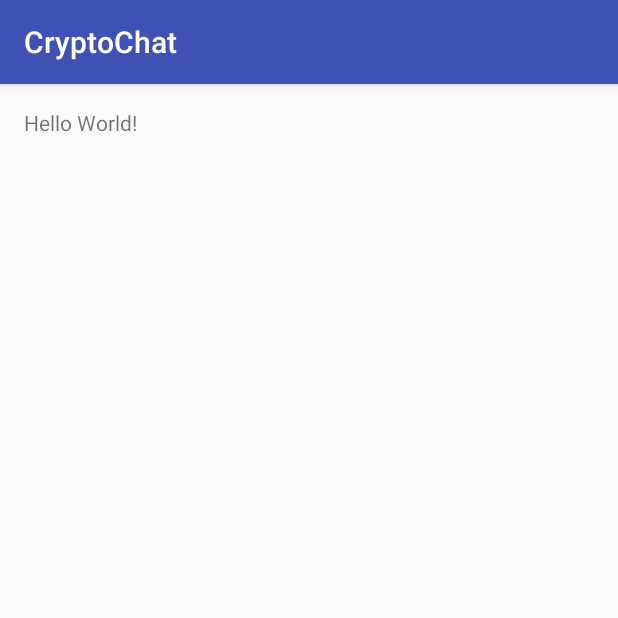
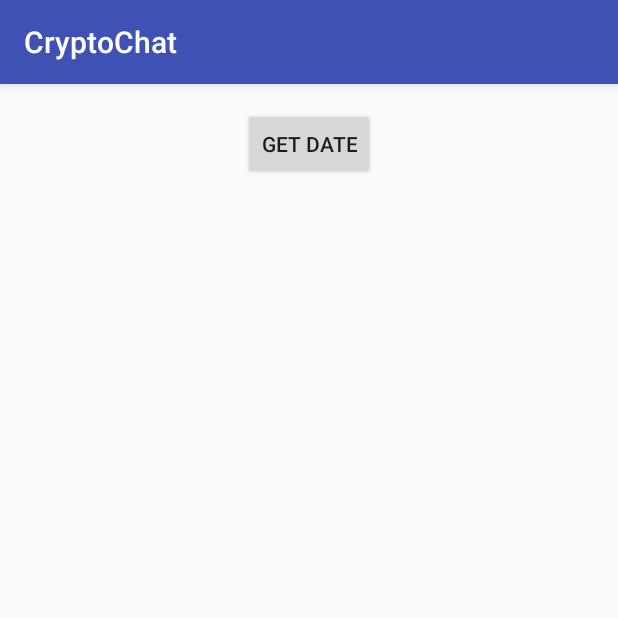
Before and after one commit to LeonArcher/cryptochat, an Android app: the screen it shows after launch (MainActivity), on a phone screen of 412 x 824 dp, the top half of it. Run offline under Robolectric (Android 15) with nearby library versions, the phone set to English and light mode, and no system bars.

Commit message:
Date provider service implemented. Service is started on boot /  with activity launch and saves current date in formatted string every 30s. Through binding to the service the activity can receive this date string on button click and print below the button.

```diff
--- a/app/src/main/AndroidManifest.xml
+++ b/app/src/main/AndroidManifest.xml
@@ -23,7 +23,7 @@
         <activity android:name=".MessageListActivity" />
 
         <service
-            android:name=".LoggingService"
+            android:name=".DateProviderService"
             android:enabled="true" />
 
         <receiver
--- a/app/src/main/java/com/streamdata/apps/cryptochat/BootEventReceiver.java
+++ b/app/src/main/java/com/streamdata/apps/cryptochat/BootEventReceiver.java
@@ -12,7 +12,7 @@ public class BootEventReceiver extends BroadcastReceiver {
     public void onReceive(Context context, Intent intent) {
 
         // Starting the logging service at device boot
-        Intent loggingServiceIntent = new Intent(context, LoggingService.class);
+        Intent loggingServiceIntent = new Intent(context, DateProviderService.class);
         context.startService(loggingServiceIntent);
     }
 }
--- a/app/src/main/java/com/streamdata/apps/cryptochat/MainActivity.java
+++ b/app/src/main/java/com/streamdata/apps/cryptochat/MainActivity.java
@@ -6,22 +6,29 @@ import android.content.ServiceConnection;
 import android.os.Bundle;
 import android.os.IBinder;
 import android.support.v7.app.AppCompatActivity;
+import android.view.View;
+import android.widget.TextView;
 
 public class MainActivity extends AppCompatActivity {
 
     private Intent intentService;
     private ServiceConnection connection;
     private boolean serviceIsBound = false;
+    private DateProviderService.DateProviderBinder serviceBinder;
+    private TextView dateView;
 
     @Override
     protected void onCreate(Bundle savedInstanceState) {
         super.onCreate(savedInstanceState);
         setContentView(R.layout.activity_main);
 
-        intentService = new Intent(this, LoggingService.class);
+        dateView = (TextView) findViewById(R.id.dateTextView);
+
+        intentService = new Intent(this, DateProviderService.class);
         connection = new ServiceConnection() {
             @Override
             public void onServiceConnected(ComponentName name, IBinder service) {
+                serviceBinder = (DateProviderService.DateProviderBinder) service;
                 serviceIsBound = true;
             }
 
@@ -49,4 +56,10 @@ public class MainActivity extends AppCompatActivity {
             serviceIsBound = false;
         }
     }
+
+    public void onClickGetDate(View view) {
+        if (serviceIsBound) {
+            dateView.setText(serviceBinder.getCurrentDate());
+        }
+    }
 }
--- a/app/src/main/res/layout/activity_main.xml
+++ b/app/src/main/res/layout/activity_main.xml
@@ -9,8 +9,21 @@
     android:paddingTop="@dimen/activity_vertical_margin"
     tools:context="com.streamdata.apps.cryptochat.MainActivity">
 
+    <Button
+        android:layout_width="wrap_content"
+        android:layout_height="wrap_content"
+        android:text="Get Date"
+        android:id="@+id/getDateButton"
+        android:layout_alignParentTop="true"
+        android:layout_centerHorizontal="true"
+        android:onClick="onClickGetDate" />
+
     <TextView
         android:layout_width="wrap_content"
         android:layout_height="wrap_content"
-        android:text="Hello World!" />
+        android:textAppearance="?android:attr/textAppearanceMedium"
+        android:text=""
+        android:id="@+id/dateTextView"
+        android:layout_below="@+id/getDateButton"
+        android:layout_centerHorizontal="true" />
 </RelativeLayout>
```
Also changed, not shown: app/src/main/java/com/streamdata/apps/cryptochat/DateProviderService.java (renamed from app/src/main/java/com/streamdata/apps/cryptochat/LoggingService.java, +23 -24 lines).
